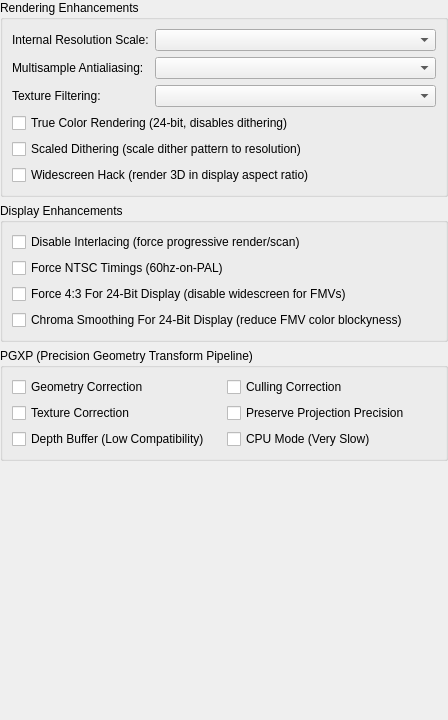
Before: the Qt Designer form src/duckstation-qt/enhancementsettingswidget.ui in kofxi3584karlayang/duckstation, drawn with Qt 5.
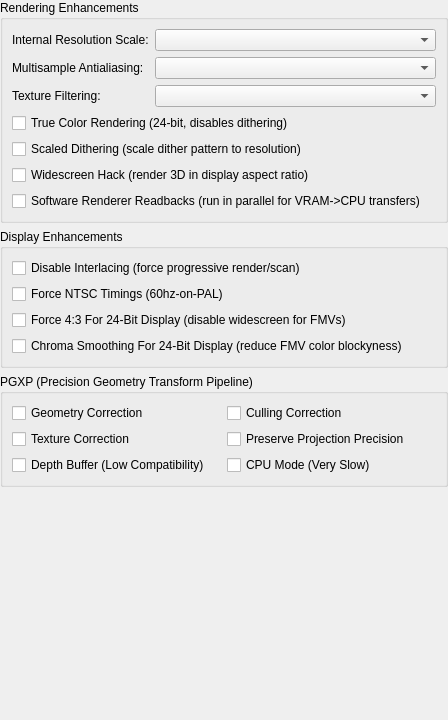
After: the same form once the commit is applied.

Diff of the .ui file:
```diff
--- a/src/duckstation-qt/enhancementsettingswidget.ui
+++ b/src/duckstation-qt/enhancementsettingswidget.ui
@@ -73,6 +73,13 @@
         </property>
        </widget>
       </item>
+      <item row="6" column="0" colspan="2">
+       <widget class="QCheckBox" name="useSoftwareRendererForReadbacks">
+        <property name="text">
+          <string>Software Renderer Readbacks (run in parallel for VRAM->CPU transfers)</string>
+        </property>
+       </widget>
+      </item>
       <item row="1" column="0">
        <widget class="QLabel" name="label">
         <property name="text">
```
